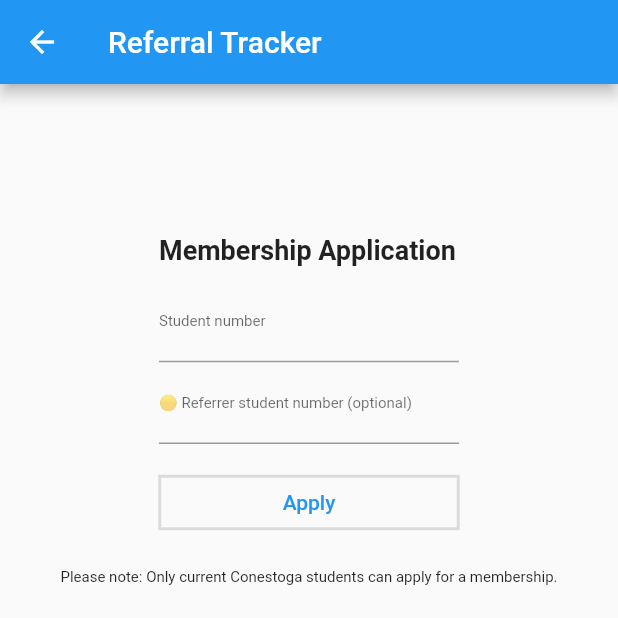
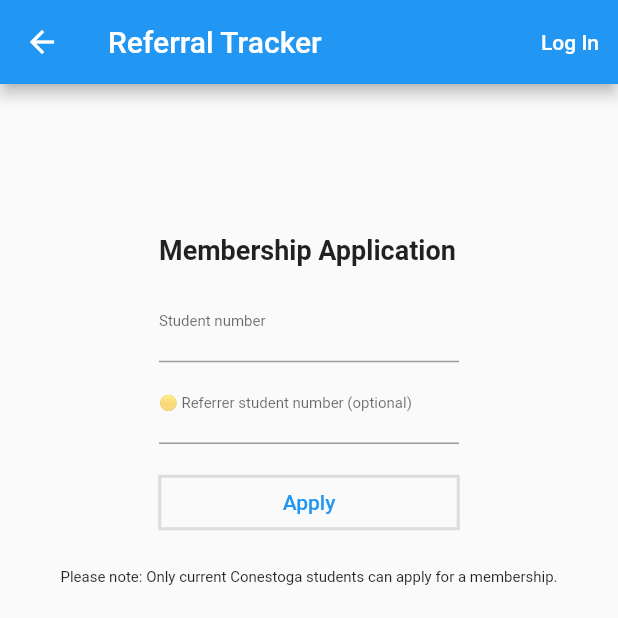
Before and after one commit to gdsc-conestoga/referral-tracker-app, a Flutter app: the MembershipApplicationScreen screen opened by its route, on a phone screen of 412 x 824 dp, the top half of it. Run offline on Flutter 3.47's test engine with Material 2 defaults, Android fonts, the phone set to English and light mode, and no system bars.

Commit message:
add login buttont to appbar

```diff
--- a/lib/screens/membership_application_screen.dart
+++ b/lib/screens/membership_application_screen.dart
@@ -11,6 +11,15 @@ class MembershipApplicationScreen extends StatelessWidget {
     return Scaffold(
       appBar: AppBar(
         title: const Text("Referral Tracker"),
+        actions: <Widget>[
+          TextButton(
+            onPressed: () {},
+            style: TextButton.styleFrom(
+              foregroundColor: Theme.of(context).colorScheme.onPrimary,
+            ),
+            child: const Text("Log In"),
+          ),
+        ],
       ),
       body: Center(
         child: SizedBox(
```
